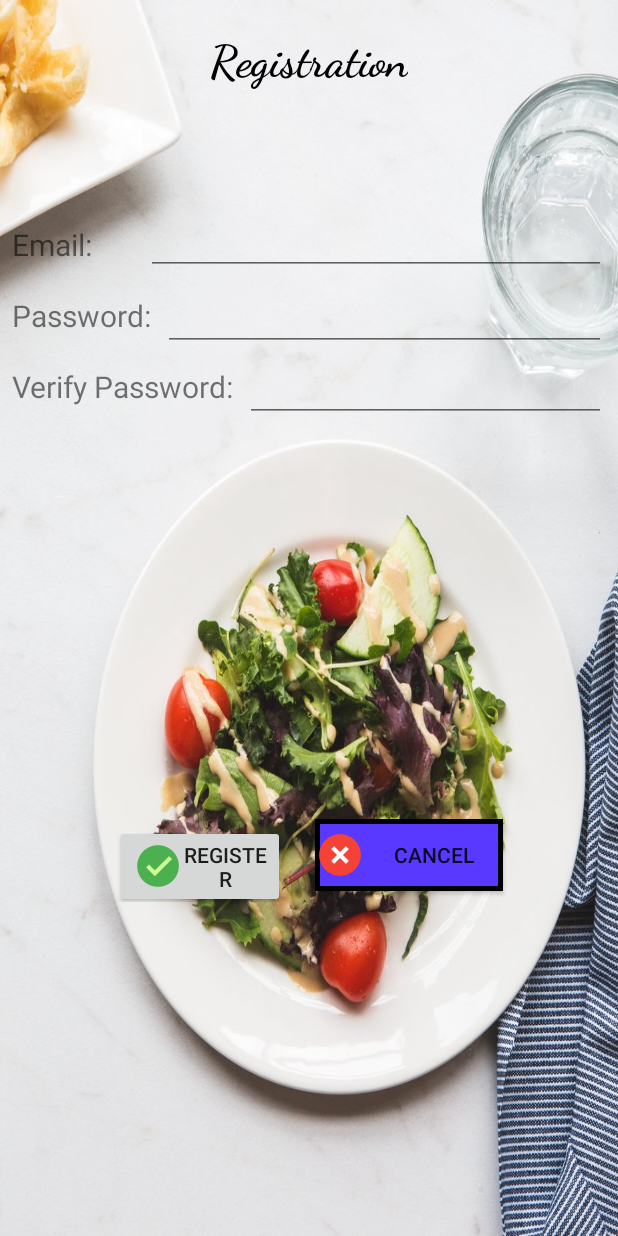
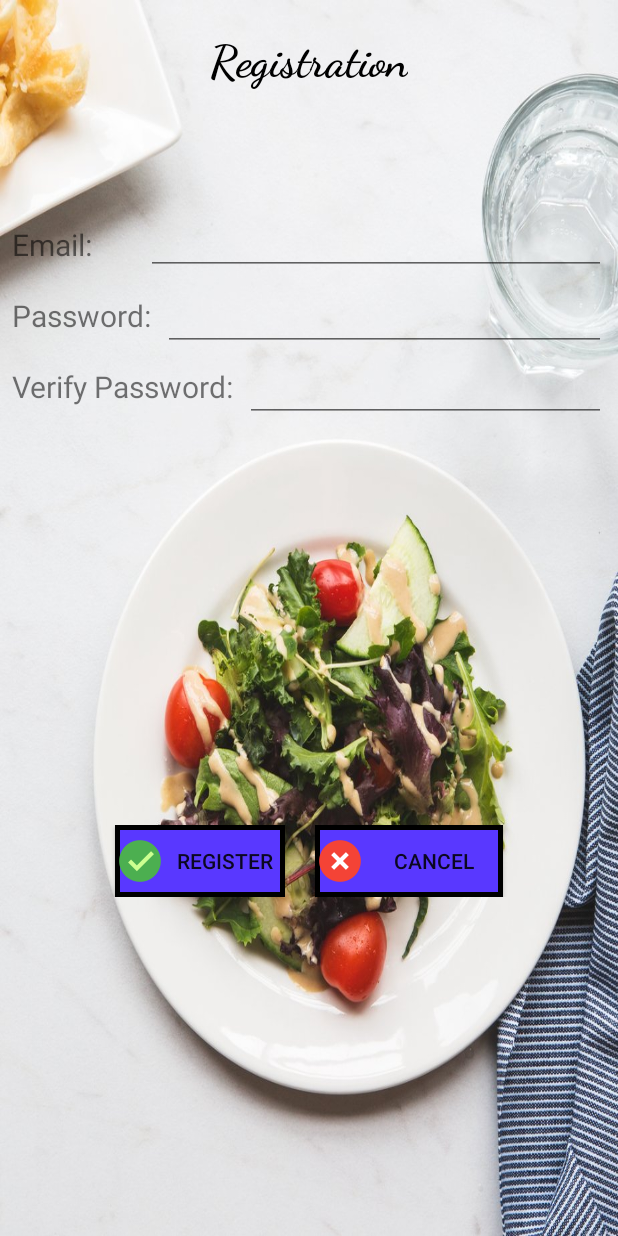
Before and after one commit to BenOhayon/Meallennium, an Android app: the fragment RegistrationFragment placed in its activity, on a phone screen of 412 x 824 dp. Run offline under Robolectric (Android 15) with nearby library versions, the phone set to English and light mode, and no system bars; our stand-ins replace Firebase (no records; nobody signed in at launch, a user with empty details on screens opened directly); Roboto replaces fonts that are not available here.

Commit message:
Slight changes when installing this app on my Xiaomi Redmi 5 Plus

```diff
--- a/app/src/main/res/layout/fragment_registration.xml
+++ b/app/src/main/res/layout/fragment_registration.xml
@@ -114,7 +114,7 @@
             android:layout_marginLeft="10dp"
             android:layout_marginRight="10dp"
             android:layout_weight="1"
-            android:backgrond="@drawable/oval_style"
+            android:background="@drawable/oval_style"
             android:drawableStart="@mipmap/v_sign"
             android:text="Register" />
 
```
